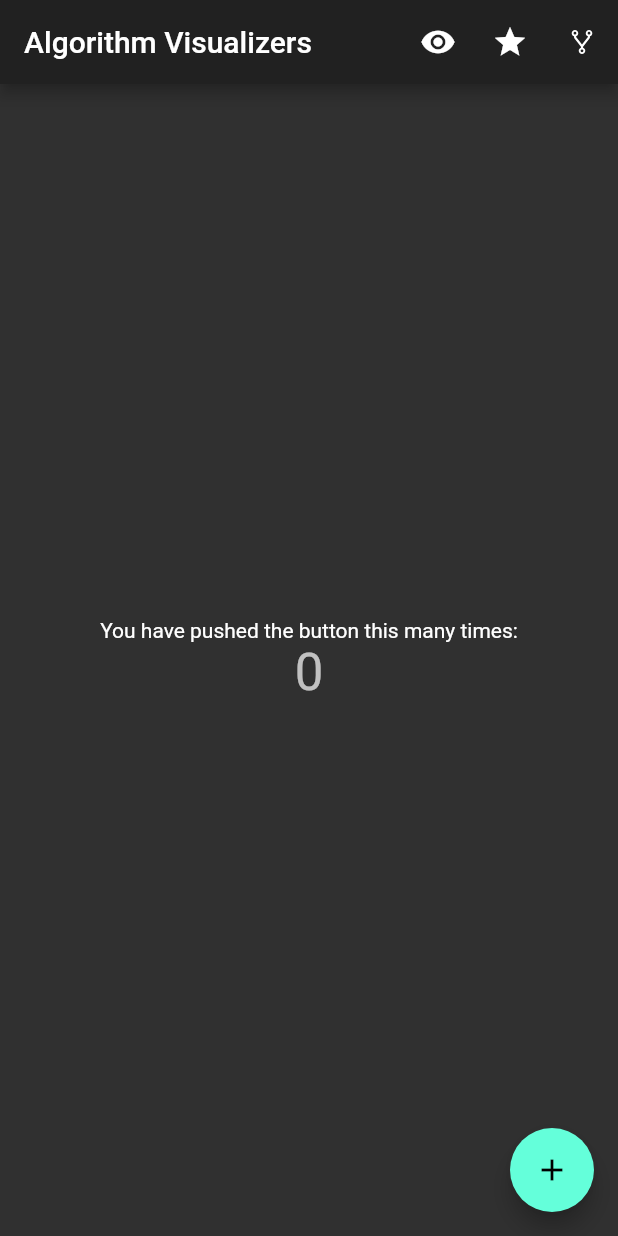
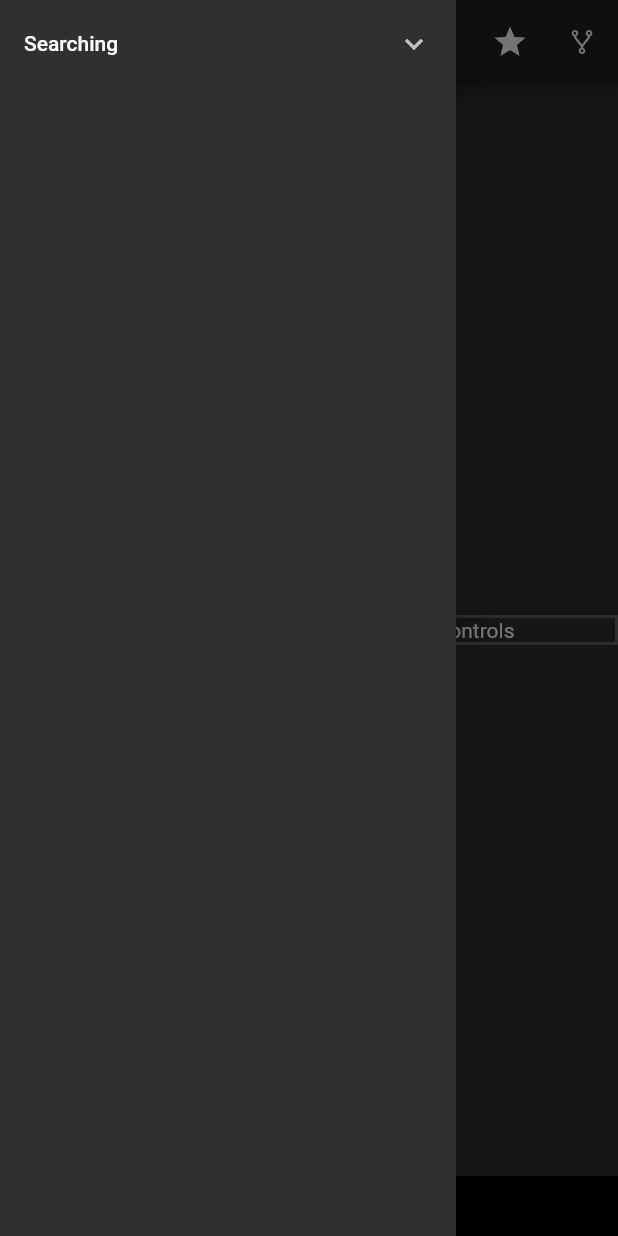
Before and after one commit to GowshikPrabhu/AlgorithmVisualizer, a Flutter app: the screen it shows after launch, with the side drawer open (before the commit the screen has no drawer), on a phone screen of 412 x 824 dp. Run offline on Flutter 3.47's test engine with Material 2 defaults, Android fonts, the phone set to English and light mode, and no system bars; our stand-ins replace flutter_icons.

Commit message:
Creates the layout

```diff
--- a/lib/main.dart
+++ b/lib/main.dart
@@ -17,6 +17,25 @@ class MyApp extends StatelessWidget {
   }
 }
 
+class Item {
+  Item({
+    this.expandedValue,
+    this.headerValue,
+    this.isExpanded = false,
+  });
+
+  List<String> expandedValue;
+  String headerValue;
+  bool isExpanded;
+}
+
+List<Item> _algorithms = [
+  Item(
+    headerValue: 'Searching',
+    expandedValue: ['Linear Search'],
+  ),
+];
+
 class MyHomePage extends StatefulWidget {
   MyHomePage({Key key, this.title}) : super(key: key);
 
@@ -27,13 +46,7 @@ class MyHomePage extends StatefulWidget {
 }
 
 class _MyHomePageState extends State<MyHomePage> {
-  int _counter = 0;
-
-  void _incrementCounter() {
-    setState(() {
-      _counter++;
-    });
-  }
+  List<Item> _data = _algorithms;
 
   @override
   Widget build(BuildContext context) {
@@ -51,25 +64,79 @@ class _MyHomePageState extends State<MyHomePage> {
               onPressed: () {})
         ],
       ),
-      body: Center(
-        child: Column(
-          mainAxisAlignment: MainAxisAlignment.center,
-          children: <Widget>[
-            Text(
-              'You have pushed the button this many times:',
-            ),
-            Text(
-              '$_counter',
-              style: Theme.of(context).textTheme.headline4,
-            ),
-          ],
+      drawer: Drawer(
+        child: ListView.builder(
+          itemCount: _data.length,
+          itemBuilder: (BuildContext context, int index) {
+            return ExpansionTile(
+              title: Text(_data[index].headerValue),
+              children: _buildList(_data[index].expandedValue),
+            );
+          },
         ),
       ),
-      floatingActionButton: FloatingActionButton(
-        onPressed: _incrementCounter,
-        tooltip: 'Increment',
-        child: Icon(Icons.add),
+      body: Column(
+        children: [
+          Expanded(
+            child: Row(
+              children: [
+                Expanded(
+                  flex: 7,
+                  child: Container(
+                    decoration: ShapeDecoration(
+                      shape: Border.all(color: Colors.grey[700], width: 2.0),
+                    ),
+                    child: Text('Algorithm Title'),
+                  ),
+                ),
+                Expanded(
+                  flex: 3,
+                  child: Container(
+                    decoration: ShapeDecoration(
+                      shape: Border.all(color: Colors.grey[700], width: 2.0),
+                    ),
+                    child: Text('Controls'),
+                  ),
+                ),
+              ],
+            ),
+          ),
+          Container(
+            padding: EdgeInsets.all(8.0),
+            width: double.infinity,
+            decoration: BoxDecoration(color: Colors.black),
+            child: Row(
+              children: [
+                Icon(Icons.computer),
+                Text('Output'),
+                SizedBox(
+                  width: 20.0,
+                ),
+                Icon(Icons.chrome_reader_mode),
+                Text('Algorithm'),
+                SizedBox(
+                  width: 20.0,
+                ),
+                Icon(Icons.code),
+                Text('Code')
+              ],
+            ),
+          ),
+        ],
       ),
     );
   }
+
+  _buildList(List<String> names) {
+    List<Widget> list = [];
+
+    for (String name in names) {
+      list.add(new ListTile(
+        title: Text(name),
+        onTap: () {},
+      ));
+    }
+
+    return list;
+  }
 }
```
